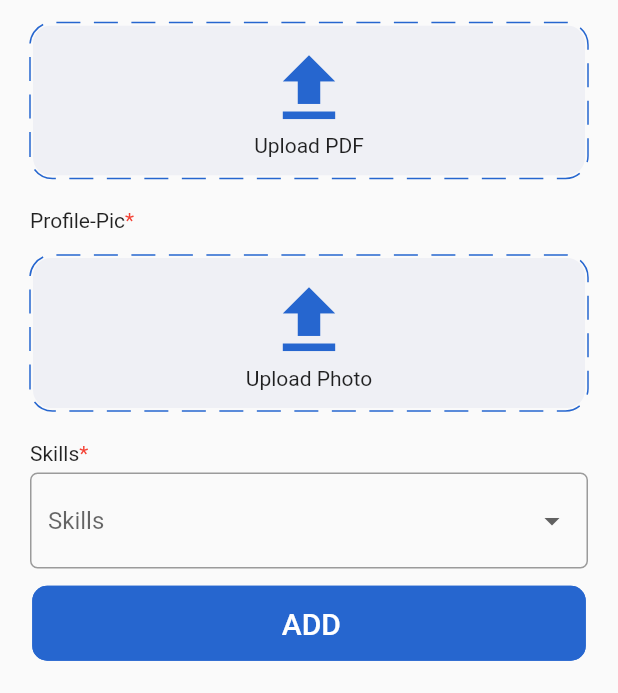
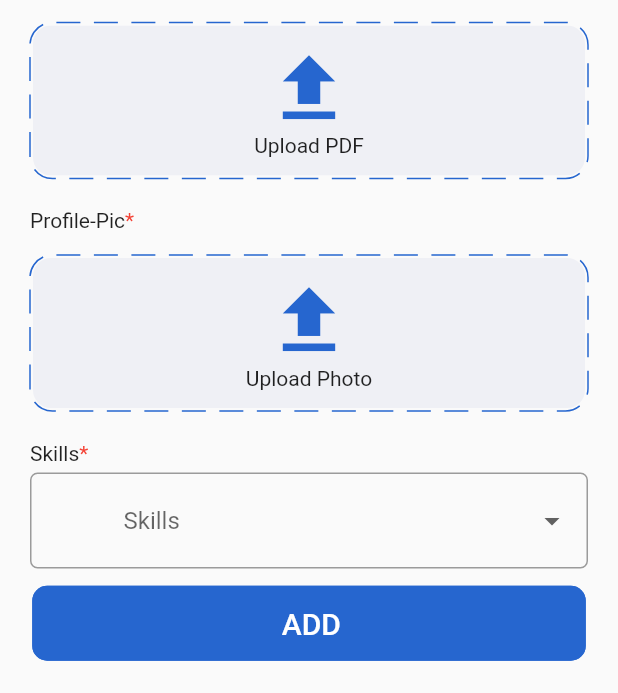
Before and after one commit to Ayush13Bhatia/resume_app, a Flutter app: the AddScreen screen opened directly, scrolled down 261 dp, on a phone screen of 412 x 824 dp, the part 543-1236 px from its top. Run offline on Flutter 3.47's test engine with Material 2 defaults, Android fonts, the phone set to English and light mode, and no system bars; drawn by our look-alikes of dotted_border; our stand-ins replace file_picker, get, open_filex, photo_view, sqflite_sqlcipher; accounts and stored records are empty.

Commit message:
fix drop down widget

```diff
--- a/lib/components/drop_down_widget.dart
+++ b/lib/components/drop_down_widget.dart
@@ -5,18 +5,21 @@ class DropDownWidget extends StatelessWidget {
   final String? value;
   final Function(String?)? onChange;
   final String? textValue;
-  final List<String>? dropList;
+  final List<String> dropList;
   const DropDownWidget({Key? key, this.dropList = const [], this.hintText, this.textValue, this.value, this.onChange}) : super(key: key);
 
   @override
   Widget build(BuildContext context) {
     return DropdownButton<String>(
-      hint: Text('$textValue'),
+      hint: Text(
+        '$textValue',
+        textAlign: TextAlign.start,
+      ),
       value: value,
       isDense: true,
       onChanged: onChange,
       alignment: Alignment.center,
-      items: (dropList ?? [])
+      items: dropList
           .map(
             (String e) => DropdownMenuItem<String>(
               value: e,
--- a/lib/screen/add_screen.dart
+++ b/lib/screen/add_screen.dart
@@ -46,6 +46,7 @@ class _AddScreenState extends State<AddScreen> {
   String? image1;
 
   List<String> dropList = ['Male', 'Female'];
+  List<String> dropList1 = ['Frontend Developer', 'Backend Developer'];
 
   convertBaseImage(List<String> extensions) async {
     FilePickerResult? result = await FilePicker.platform.pickFiles(
@@ -150,6 +151,68 @@ class _AddScreenState extends State<AddScreen> {
                 const SizedBox(
                   height: 10,
                 ),
+                // Column(
+                //   children: [
+                //     FormField(
+                //       builder: (FormFieldState state) {
+                //         return InputDecorator(
+                //           decoration: InputDecoration(
+                //               errorStyle: const TextStyle(color: Colors.redAccent, fontSize: 16.0),
+                //               hintText: 'Please select expense',
+                //               border: OutlineInputBorder(borderRadius: BorderRadius.circular(5.0))),
+                //           // isEmpty: gender == '',
+                //           child: DropdownButtonHideUnderline(
+                //             child: DropdownButton<String>(
+                //               hint: const Text("Select gender"),
+                //               value: gender,
+                //               isDense: true,
+                //               onChanged: (newValue) {
+                //                 setState(() {
+                //                   gender = newValue!;
+                //                 });
+                //               },
+                //               items: const [
+                //                 DropdownMenuItem(value: 'Male', child: Text('Male')),
+                //                 DropdownMenuItem(value: 'Female', child: Text('Female')),
+                //               ],
+                //             ),
+                //           ),
+                //         );
+                //       },
+                //     ),
+                //   ],
+                // ),
+                // Column(
+                //   children: [
+                //     FormField(
+                //       builder: (FormFieldState state) {
+                //         return InputDecorator(
+                //           decoration: InputDecoration(
+                //               errorStyle: const TextStyle(color: Colors.redAccent, fontSize: 16.0),
+                //               hintText: 'Please select expense',
+                //               border: OutlineInputBorder(borderRadius: BorderRadius.circular(5.0))),
+                //           // isEmpty: gender == '',
+                //           child: DropdownButtonHideUnderline(
+                //             child: DropdownButton<String>(
+                //               hint: const Text("Select gender"),
+                //               value: gender,
+                //               isDense: true,
+                //               onChanged: (newValue) {
+                //                 setState(() {
+                //                   gender = newValue!;
+                //                 });
+                //               },
+                //               items: const [
+                //                 DropdownMenuItem(value: 'Male', child: Text('Male')),
+                //                 DropdownMenuItem(value: 'Female', child: Text('Female')),
+                //               ],
+                //             ),
+                //           ),
+                //         );
+                //       },
+                //     ),
+                //   ],
+                // ),
                 Column(
                   children: [
                     FormField(
@@ -161,19 +224,16 @@ class _AddScreenState extends State<AddScreen> {
                               border: OutlineInputBorder(borderRadius: BorderRadius.circular(5.0))),
                           // isEmpty: gender == '',
                           child: DropdownButtonHideUnderline(
-                            child: DropdownButton<String>(
-                              hint: const Text("Select gender"),
+                            child: DropDownWidget(
                               value: gender,
-                              isDense: true,
-                              onChanged: (newValue) {
+                              hintText: 'Select gender',
+                              textValue: 'Select gender',
+                              onChange: (newValue) {
                                 setState(() {
                                   gender = newValue!;
                                 });
                               },
-                              items: const [
-                                DropdownMenuItem(value: 'Male', child: Text('Male')),
-                                DropdownMenuItem(value: 'Female', child: Text('Female')),
-                              ],
+                              dropList: dropList,
                             ),
                           ),
                         );
@@ -228,8 +288,46 @@ class _AddScreenState extends State<AddScreen> {
                 const SizedBox(
                   height: 5,
                 ),
+                // Column(
+                //   crossAxisAlignment: CrossAxisAlignment.stretch,
+                //   children: [
+                //     FormField(
+                //       builder: (FormFieldState state) {
+                //         return InputDecorator(
+                //           decoration: InputDecoration(
+                //               errorStyle: const TextStyle(color: Colors.redAccent, fontSize: 16.0),
+                //               hintText: 'Please select expense',
+                //               border: OutlineInputBorder(borderRadius: BorderRadius.circular(5.0))),
+                //           // isEmpty: skill == '',
+                //           child: DropdownButtonHideUnderline(
+                //             child: DropdownButton<String>(
+                //               hint: const Text("Skills"),
+                //               value: skill,
+                //               isDense: true,
+                //               onChanged: (newValue) {
+                //                 setState(() {
+                //                   skill = newValue;
+                //                   // state.didChange(newValue);
+                //                 });
+                //               },
+                //               items: const [
+                //                 DropdownMenuItem(
+                //                   value: 'Frontend Developer',
+                //                   child: Text('Frontend Developer'),
+                //                 ),
+                //                 DropdownMenuItem(
+                //                   value: 'Backend Developer',
+                //                   child: Text('Backend Developer'),
+                //                 ),
+                //               ],
+                //             ),
+                //           ),
+                //         );
+                //       },
+                //     ),
+                //   ],
+                // ),
                 Column(
-                  crossAxisAlignment: CrossAxisAlignment.stretch,
                   children: [
                     FormField(
                       builder: (FormFieldState state) {
@@ -238,28 +336,17 @@ class _AddScreenState extends State<AddScreen> {
                               errorStyle: const TextStyle(color: Colors.redAccent, fontSize: 16.0),
                               hintText: 'Please select expense',
                               border: OutlineInputBorder(borderRadius: BorderRadius.circular(5.0))),
-                          // isEmpty: skill == '',
+                          // isEmpty: gender == '',
                           child: DropdownButtonHideUnderline(
-                            child: DropdownButton<String>(
-                              hint: const Text("Skills"),
+                            child: DropDownWidget(
                               value: skill,
-                              isDense: true,
-                              onChanged: (newValue) {
-                                setState(() {
-                                  skill = newValue;
-                                  // state.didChange(newValue);
-                                });
+                              hintText: 'Skills',
+                              textValue: 'Skills',
+                              onChange: (newValue) {
+                                skill = newValue!;
+                                setState(() {});
                               },
-                              items: const [
-                                DropdownMenuItem(
-                                  value: 'Frontend Developer',
-                                  child: Text('Frontend Developer'),
-                                ),
-                                DropdownMenuItem(
-                                  value: 'Backend Developer',
-                                  child: Text('Backend Developer'),
-                                ),
-                              ],
+                              dropList: dropList1,
                             ),
                           ),
                         );
@@ -267,6 +354,34 @@ class _AddScreenState extends State<AddScreen> {
                     ),
                   ],
                 ),
+                // Column(
+                //   children: [
+                //     FormField(
+                //       builder: (FormFieldState state) {
+                //         return InputDecorator(
+                //           decoration: InputDecoration(
+                //               errorStyle: const TextStyle(color: Colors.redAccent, fontSize: 16.0),
+                //               hintText: 'Please select expense',
+                //               border: OutlineInputBorder(borderRadius: BorderRadius.circular(5.0))),
+                //           // isEmpty: gender == '',
+                //           child: DropdownButtonHideUnderline(
+                //             child: DropDownWidget(
+                //               value: skill,
+                //               hintText: 'Skills',
+                //               textValue: 'Skills',
+                //               onChange: (newValue) {
+                //                 setState(() {
+                //                   skill = newValue!;
+                //                 });
+                //               },
+                //               dropList: dropList1,
+                //             ),
+                //           ),
+                //         );
+                //       },
+                //     ),
+                //   ],
+                // ),
                 const SizedBox(
                   height: 10,
                 ),
```
